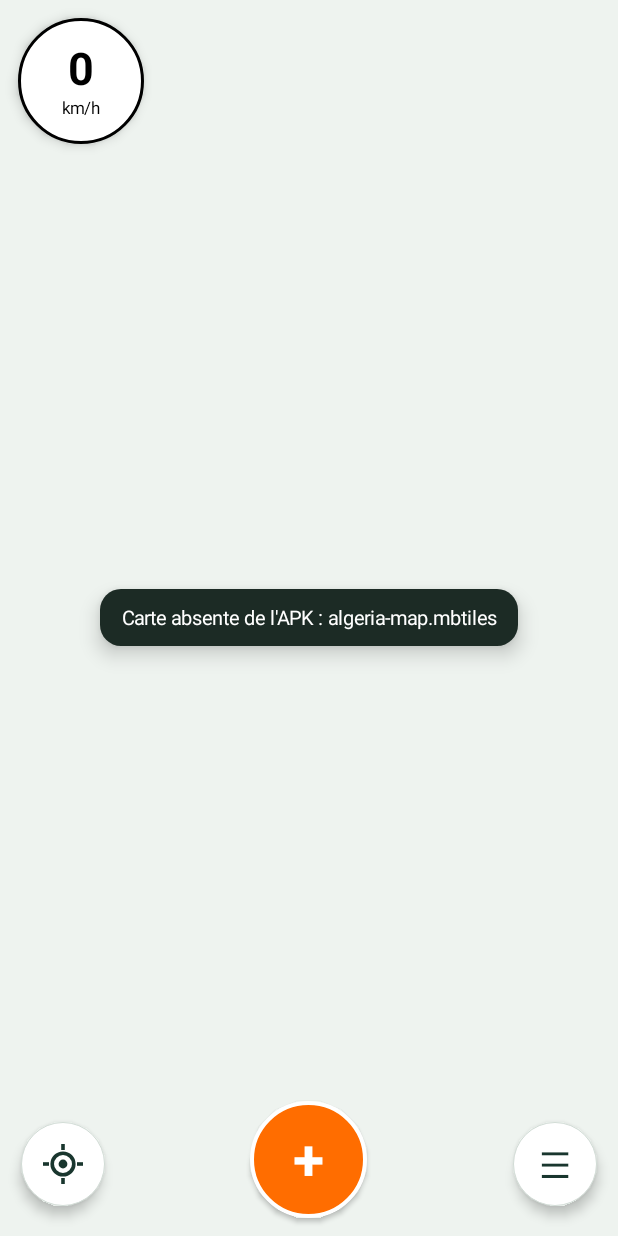
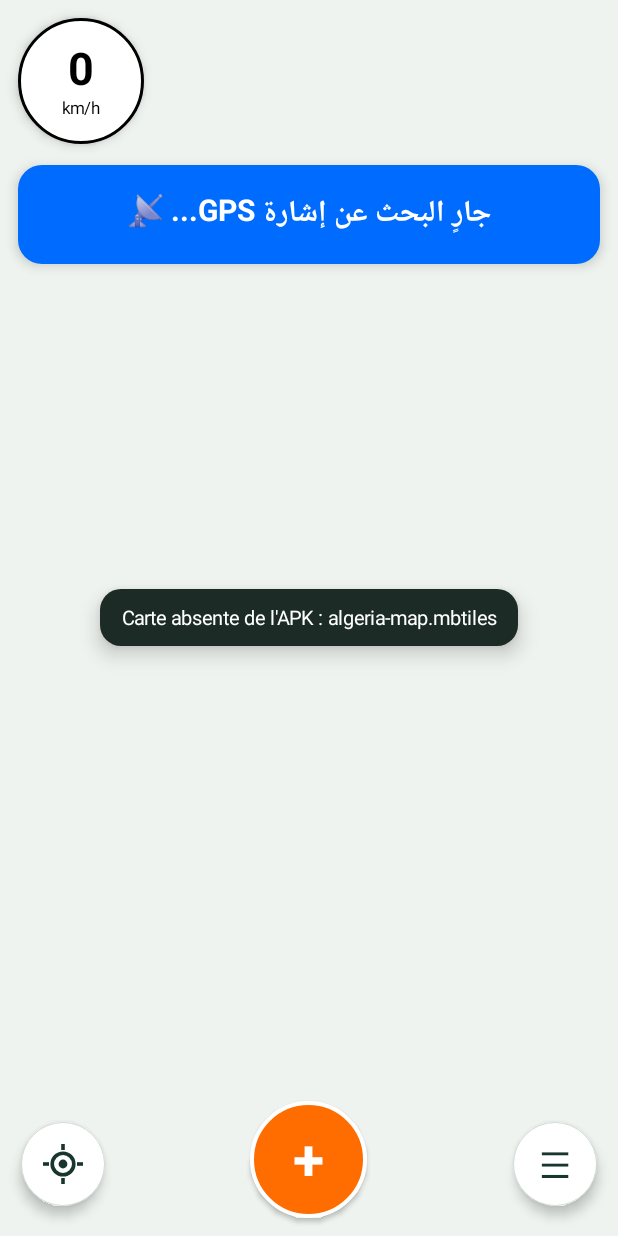
Before and after one commit to SamEntertainmentGroup/tariki, an Android app: the screen it shows after launch (MainActivity), on a phone screen of 412 x 824 dp. Run offline under Robolectric (Android 15) with nearby library versions, the light colour scheme and no system bars; libraries missing offline, so code that uses them is left out: org.maplibre.android; network calls fail; 9 statements that could not run were skipped.

Commit message:
Add files via upload

```diff
--- a/android/app/build.gradle.kts
+++ b/android/app/build.gradle.kts
@@ -11,8 +11,8 @@ android {
         applicationId = "com.dztrafic.carte"
         minSdk = 24
         targetSdk = 34
-        versionCode = 5
-        versionName = "0.6"
+        versionCode = 6
+        versionName = "0.7"
         buildConfigField("String", "ALERTS_URL", "\"${providers.gradleProperty("alertsUrl").getOrElse("https://jarti.app/wp-admin/admin-ajax.php")}\"")
         ndk {
             abiFilters += listOf("arm64-v8a", "armeabi-v7a")
--- a/android/app/src/main/java/com/dztrafic/carte/AlertsApi.kt
+++ b/android/app/src/main/java/com/dztrafic/carte/AlertsApi.kt
@@ -30,6 +30,7 @@ class AlertsApi(private val endpoint: String) {
             "type" to report.type,
             "latitude" to report.latitude.toString(),
             "longitude" to report.longitude.toString(),
+            "comment" to report.comment.trim().take(140),
         )
         return toResult(request("POST", "", form))
     }
--- a/android/app/src/main/java/com/dztrafic/carte/AlertsRepository.kt
+++ b/android/app/src/main/java/com/dztrafic/carte/AlertsRepository.kt
@@ -56,13 +56,13 @@ object AlertsRepository {
         }
     }
 
-    fun submitReport(type: String, latitude: Double, longitude: Double) {
+    fun submitReport(type: String, latitude: Double, longitude: Double, comment: String = "") {
         val storage = store ?: return
         if (api == null) {
             TrackerHub.notifyMessage(TEXT_NOT_CONFIGURED)
             return
         }
-        storage.addPending(PendingReport(type, latitude, longitude, System.currentTimeMillis()))
+        storage.addPending(PendingReport(type, latitude, longitude, System.currentTimeMillis(), comment.trim().take(140)))
         TrackerHub.notifyMessage(TEXT_QUEUED)
         sync()
     }
--- a/android/app/src/main/java/com/dztrafic/carte/MainActivity.kt
+++ b/android/app/src/main/java/com/dztrafic/carte/MainActivity.kt
@@ -3,6 +3,7 @@ package com.dztrafic.carte
 import android.Manifest
 import android.app.Activity
 import android.app.AlertDialog
+import android.app.NotificationManager
 import android.content.Intent
 import android.content.pm.PackageManager
 import android.graphics.Bitmap
@@ -13,18 +14,23 @@ import android.graphics.RectF
 import android.graphics.drawable.GradientDrawable
 import android.location.Location
 import android.location.LocationManager
+import android.net.Uri
 import android.os.Build
 import android.os.Bundle
 import android.os.Handler
 import android.os.Looper
 import android.provider.Settings
+import android.text.InputFilter
+import android.text.InputType
 import android.view.Gravity
 import android.view.View
 import android.view.ViewGroup
 import android.view.WindowManager
 import android.widget.Button
+import android.widget.EditText
 import android.widget.FrameLayout
 import android.widget.ImageView
+import android.widget.ScrollView
 import android.widget.LinearLayout
 import android.widget.TextView
 import android.widget.Toast
@@ -69,6 +75,10 @@ private const val COPY_BUFFER_BYTES = 1 shl 16
 private const val MAX_GPS_AGE_MS = 300_000L
 private const val VOYANT_MS = 5_000L
 private const val CONFIRM_MS = 10_000L
+private const val POPUP_AUTO_CLOSE_MS = 30_000L
+private const val STATUS_TICK_MS = 2_000L
+private const val SEARCH_STALE_MS = 20_000L
+private const val COMMENT_MAX_LENGTH = 140
 private const val ALERT_ICON_DP = 48
 private const val TAP_RADIUS_DP = 30
 private const val ORANGE = 0xFFFF6D00.toInt()
@@ -78,8 +88,11 @@ private enum class LabelLanguage(val buttonText: String, val expression: String)
     FRENCH("FR", """["coalesce",["get","name_fr"],["get","name"],["get","name_ar"]]"""),
 }
 
+private enum class SystemState { OK, NO_GPS, NO_NOTIFICATIONS, SEARCHING }
+
 private class AlertGroup(val latitude: Double, val longitude: Double) {
     val counts = LinkedHashMap<String, Int>()
+    val comments = LinkedHashSet<String>()
     var total = 0
 
     fun add(alert: Alert) {
@@ -87,6 +100,7 @@ private class AlertGroup(val latitude: Double, val longitude: Double) {
         val weight = alert.confirmations.coerceAtLeast(1)
         counts[type] = (counts[type] ?: 0) + weight
         total += weight
+        alert.comments.forEach { if (it.isNotBlank() && comments.size < 5) comments.add(it) }
     }
 }
 
@@ -110,10 +124,19 @@ class MainActivity : Activity() {
     private var followLocation = true
     private var positioned = false
     private var mapBearing = 0.0
+    private var systemState = SystemState.OK
+    private var askedLocation = false
+    private var askedNotifications = false
 
     private val hideVoyant = Runnable { voyant.visibility = View.GONE }
     private val hideConfirmation = Runnable { closeConfirmation() }
     private val recenter = Runnable { resumeFollowing() }
+    private val statusTick = object : Runnable {
+        override fun run() {
+            refreshGpsBanner()
+            handler.postDelayed(this, STATUS_TICK_MS)
+        }
+    }
 
     private val tracker = object : TrackerListener {
         override fun onLocation(location: Location) = showLocation(location)
@@ -125,7 +148,7 @@ class MainActivity : Activity() {
         override fun onConfirmationRequest(alert: Alert) = showConfirmation(alert)
 
         override fun onGpsState(enabled: Boolean) {
-            gpsBanner.visibility = if (enabled && hasFineLocation()) View.GONE else View.VISIBLE
+            refreshGpsBanner()
         }
 
         override fun onMessage(text: String) {
@@ -173,13 +196,82 @@ class MainActivity : Activity() {
             .isProviderEnabled(LocationManager.GPS_PROVIDER)
     }.getOrDefault(false)
 
-    private fun gpsBannerText(): String =
-        if (language == LabelLanguage.ARABIC) "فعّل نظام تحديد الموقع (GPS) 📡" else "📡 Activez la localisation (GPS)"
+    private fun notificationsEnabled(): Boolean = runCatching {
+        (getSystemService(NOTIFICATION_SERVICE) as NotificationManager).areNotificationsEnabled()
+    }.getOrDefault(true)
 
+    private fun hasFreshFix(): Boolean {
+        val location = TrackerHub.lastLocation ?: return false
+        return System.currentTimeMillis() - location.time <= SEARCH_STALE_MS
+    }
+
+    /** Message d'état en haut : rouge si le GPS ou les notifications manquent (obligatoires), bleu pendant la recherche du signal. */
     private fun refreshGpsBanner() {
         if (!::gpsBanner.isInitialized) return
-        val ready = isDeviceGpsEnabled() && hasFineLocation()
-        gpsBanner.visibility = if (ready) View.GONE else View.VISIBLE
+        val arabic = language == LabelLanguage.ARABIC
+        systemState = when {
+            !hasFineLocation() || !isDeviceGpsEnabled() -> SystemState.NO_GPS
+            !notificationsEnabled() -> SystemState.NO_NOTIFICATIONS
+            !hasFreshFix() -> SystemState.SEARCHING
+            else -> SystemState.OK
+        }
+        val red = Color.rgb(183, 43, 39)
+        val blue = Color.rgb(0, 108, 255)
+        val (text, color) = when (systemState) {
+            SystemState.NO_GPS -> Pair(
+                if (arabic) "فعّل نظام تحديد الموقع (GPS) 📡" else "📡 Activez la localisation (GPS)", red,
+            )
+            SystemState.NO_NOTIFICATIONS -> Pair(
+                if (arabic) "فعّل الإشعارات 🔔" else "🔔 Activez les notifications", red,
+            )
+            SystemState.SEARCHING -> Pair(
+                if (arabic) "جارٍ البحث عن إشارة GPS... 📡" else "📡 Recherche du signal GPS…", blue,
+            )
+            SystemState.OK -> {
+                gpsBanner.visibility = View.GONE
+                return
+            }
+        }
+        gpsBanner.text = text
+        gpsBanner.background = rounded(color, 16)
+        gpsBanner.visibility = View.VISIBLE
+    }
+
+    private fun openAppSettings() {
+        startActivity(Intent(Settings.ACTION_APPLICATION_DETAILS_SETTINGS, Uri.parse("package:$packageName")))
+    }
+
+    private fun fixNotifications() {
+        val needsRuntime = Build.VERSION.SDK_INT >= Build.VERSION_CODES.TIRAMISU &&
+            checkSelfPermission(Manifest.permission.POST_NOTIFICATIONS) != PackageManager.PERMISSION_GRANTED
+        if (needsRuntime && (!askedNotifications ||
+                shouldShowRequestPermissionRationale(Manifest.permission.POST_NOTIFICATIONS))
+        ) {
+            askedNotifications = true
+            requestPermissions(arrayOf(Manifest.permission.POST_NOTIFICATIONS), PERMISSION_REQUEST)
+        } else if (Build.VERSION.SDK_INT >= Build.VERSION_CODES.O) {
+            startActivity(
+                Intent(Settings.ACTION_APP_NOTIFICATION_SETTINGS).putExtra(Settings.EXTRA_APP_PACKAGE, packageName),
+            )
+        } else {
+            openAppSettings()
+        }
+    }
+
+    private fun handleStatusTap() {
+        when (systemState) {
+            SystemState.NO_GPS -> {
+                if (hasFineLocation()) {
+                    startActivity(Intent(Settings.ACTION_LOCATION_SOURCE_SETTINGS))
+                } else if (!askedLocation || shouldShowRequestPermissionRationale(Manifest.permission.ACCESS_FINE_LOCATION)) {
+                    requestPermissionsIfNeeded()
+                } else {
+                    openAppSettings()
+                }
+            }
+            SystemState.NO_NOTIFICATIONS -> fixNotifications()
+            else -> Unit
+        }
     }
 
     private fun buildLayout(): View {
@@ -236,27 +328,19 @@ class MainActivity : Activity() {
             .apply { setMargins(0, dp(12), dp(12), 0) })
 
         gpsBanner = TextView(this).apply {
-            text = gpsBannerText()
-            textSize = 18f
+            textSize = 20f
             typeface = android.graphics.Typeface.DEFAULT_BOLD
             setTextColor(Color.WHITE)
-            background = rounded(Color.rgb(183, 43, 39), 14)
-            setPadding(dp(16), dp(12), dp(16), dp(12))
-            maxWidth = resources.displayMetrics.widthPixels - dp(12 + 84 + 10 + 12)
+            gravity = Gravity.CENTER
+            setPadding(dp(18), dp(16), dp(18), dp(16))
             elevation = dp(5).toFloat()
             visibility = View.GONE
-            setOnClickListener {
-                if (!hasFineLocation()) {
-                    requestPermissionsIfNeeded()
-                } else {
-                    startActivity(Intent(Settings.ACTION_LOCATION_SOURCE_SETTINGS))
-                }
-            }
+            setOnClickListener { handleStatusTap() }
         }
         root.addView(gpsBanner, FrameLayout.LayoutParams(
-            FrameLayout.LayoutParams.WRAP_CONTENT, FrameLayout.LayoutParams.WRAP_CONTENT,
-            Gravity.TOP or Gravity.END,
-        ).apply { setMargins(0, dp(12), dp(12), 0) })
+            FrameLayout.LayoutParams.MATCH_PARENT, FrameLayout.LayoutParams.WRAP_CONTENT,
+            Gravity.TOP or Gravity.CENTER_HORIZONTAL,
+        ).apply { setMargins(dp(12), dp(110), dp(12), 0) })
 
         status = TextView(this).apply {
             setTextColor(Color.WHITE)
@@ -302,8 +386,8 @@ class MainActivity : Activity() {
         languageButton = smallButton(language.buttonText) {
             language = if (language == LabelLanguage.ARABIC) LabelLanguage.FRENCH else LabelLanguage.ARABIC
             languageButton.text = language.buttonText
-            gpsBanner.text = gpsBannerText()
-            confirmTitle.text = if (language == LabelLanguage.ARABIC) "هل التبليغ صحيح؟" else "Le danger est-il toujours présent ?"
+            refreshGpsBanner()
+            confirmTitle.text = if (language == LabelLanguage.ARABIC) "هل التبليغ صحيح؟" else "Ce signalement est-il exact ?"
             // Update label expressions in-place: changing language must not reload the map
             // or move the camera away from the driver's current position.
             updatePlaceLabels()
@@ -358,49 +442,41 @@ class MainActivity : Activity() {
         return root
     }
 
+    private fun answerButton(label: String, color: Int, onClick: () -> Unit) = TextView(this).apply {
+        text = label
+        textSize = 21f
+        typeface = android.graphics.Typeface.DEFAULT_BOLD
+        setTextColor(Color.WHITE)
+        gravity = Gravity.CENTER
+        background = rounded(color, 16)
+        isClickable = true
+        setOnClickListener { onClick() }
+    }
+
     private fun buildConfirmBox(): LinearLayout {
         confirmTitle = TextView(this).apply {
-            text = if (language == LabelLanguage.ARABIC) "هل التبليغ صحيح؟" else "Le danger est-il toujours présent ?"
+            text = if (language == LabelLanguage.ARABIC) "هل التبليغ صحيح؟" else "Ce signalement est-il exact ?"
             textSize = 21f
             typeface = android.graphics.Typeface.DEFAULT_BOLD
             setTextColor(Color.rgb(24, 53, 42))
             gravity = Gravity.CENTER
+            setPadding(0, 0, 0, dp(4))
         }
-        val yes = Button(this).apply {
-            text = "👍 نعم"
-            setTextColor(Color.WHITE)
-            background = rounded(Color.rgb(22, 125, 79), 14)
-            textSize = 20f
-            isAllCaps = false
-            minWidth = 0
-            minHeight = 0
-            setPadding(dp(8), 0, dp(8), 0)
-            setOnClickListener {
-                pendingConfirmation?.let { AlertsRepository.confirm(it.id) }
-                closeConfirmation()
-            }
+        val yes = answerButton("👍 نعم", Color.rgb(22, 125, 79)) {
+            pendingConfirmation?.let { AlertsRepository.confirm(it.id) }
+            closeConfirmation()
         }
-        val no = Button(this).apply {
-            text = "👎 لا"
-            setTextColor(Color.WHITE)
-            background = rounded(Color.rgb(184, 52, 47), 14)
-            textSize = 20f
-            isAllCaps = false
-            minWidth = 0
-            minHeight = 0
-            setPadding(dp(8), 0, dp(8), 0)
-            setOnClickListener { closeConfirmation() }
-        }
+        val no = answerButton("👎 لا", Color.rgb(184, 52, 47)) { closeConfirmation() }
         val row = LinearLayout(this).apply {
             orientation = LinearLayout.HORIZONTAL
             gravity = Gravity.CENTER
-            addView(yes, LinearLayout.LayoutParams(0, dp(62), 1f).apply { setMargins(dp(6), dp(14), dp(6), 0) })
-            addView(no, LinearLayout.LayoutParams(0, dp(62), 1f).apply { setMargins(dp(6), dp(14), dp(6), 0) })
+            addView(yes, LinearLayout.LayoutParams(0, dp(68), 1f).apply { setMargins(dp(6), dp(22), dp(6), 0) })
+            addView(no, LinearLayout.LayoutParams(0, dp(68), 1f).apply { setMargins(dp(6), dp(22), dp(6), 0) })
         }
         return LinearLayout(this).apply {
             orientation = LinearLayout.VERTICAL
             background = rounded(Color.WHITE, 20, Color.rgb(226, 233, 228))
-            setPadding(dp(20), dp(18), dp(20), dp(18))
+            setPadding(dp(20), dp(22), dp(20), dp(28))
             elevation = dp(10).toFloat()
             visibility = View.GONE
             addView(confirmTitle)
@@ -483,11 +559,15 @@ class MainActivity : Activity() {
 
     private fun requestPermissionsIfNeeded() {
         val missing = mutableListOf<String>()
-        if (!hasFineLocation()) missing += Manifest.permission.ACCESS_FINE_LOCATION
+        if (!hasFineLocation()) {
+            missing += Manifest.permission.ACCESS_FINE_LOCATION
+            askedLocation = true
+        }
         if (Build.VERSION.SDK_INT >= Build.VERSION_CODES.TIRAMISU &&
             checkSelfPermission(Manifest.permission.POST_NOTIFICATIONS) != PackageManager.PERMISSION_GRANTED
         ) {
             missing += Manifest.permission.POST_NOTIFICATIONS
+            askedNotifications = true
         }
         if (missing.isEmpty()) onLocationReady() else requestPermissions(missing.toTypedArray(), PERMISSION_REQUEST)
     }
@@ -584,7 +664,7 @@ class MainActivity : Activity() {
         disk(center - dp(1) - whiteRing, ORANGE)
         disk(center - dp(1) - whiteRing - orangeRing, Color.WHITE)
         val glyph = Paint(Paint.ANTI_ALIAS_FLAG).apply {
-            textSize = size * 0.46f
+            textSize = size * 0.30f
             textAlign = Paint.Align.CENTER
         }
         canvas.drawText(emoji, center, center - (glyph.descent() + glyph.ascent()) / 2, glyph)
@@ -605,6 +685,7 @@ class MainActivity : Activity() {
             val properties = JSONObject()
                 .put("icon", if (group.counts.size == 1) group.counts.keys.first() else MIXED_ICON)
                 .put("total", group.total)
+                .put("comments", group.comments.joinToString("\n"))
             AlertTypes.all.forEach { properties.put(it, group.counts[it] ?: 0) }
             features.put(
                 JSONObject()
@@ -630,7 +711,8 @@ class MainActivity : Activity() {
         if (single != null) {
             val counts = AlertTypes.all.associateWith { single.getNumberProperty(it)?.toInt() ?: 0 }
             val total = single.getNumberProperty("total")?.toInt() ?: counts.values.sum()
-            showGroupPopup(total, counts)
+            val comments = single.getStringProperty("comments").orEmpty().split("\n").filter { it.isNotBlank() }
+            showGroupPopup(total, counts, comments)
             return true
         }
         // Un cluster : on zoome pour séparer les icônes.
@@ -641,7 +723,7 @@ class MainActivity : Activity() {
         return true
     }
 
-    private fun showGroupPopup(total: Int, counts: Map<String, Int>) {
+    private fun showGroupPopup(total: Int, counts: Map<String, Int>, comments: List<String>) {
         val arabic = language == LabelLanguage.ARABIC
         lateinit var dialog: AlertDialog
         val content = LinearLayout(this).apply {
@@ -668,6 +750,16 @@ class MainActivity : Activity() {
                 })
             }
         }
+        comments.take(5).forEach { comment ->
+            content.addView(TextView(this).apply {
+                text = "💬  $comment"
+                textSize = 15f
+                typeface = android.graphics.Typeface.create(android.graphics.Typeface.DEFAULT, android.graphics.Typeface.ITALIC)
+                setTextColor(Color.rgb(88, 102, 95))
+                gravity = Gravity.CENTER
+                setPadding(0, dp(12), 0, 0)
+            })
+        }
         val close = Button(this).apply {
             text = if (arabic) "إغلاق" else "Fermer"
             isAllCaps = false
@@ -679,10 +771,15 @@ class MainActivity : Activity() {
         content.addView(close, LinearLayout.LayoutParams(ViewGroup.LayoutParams.MATCH_PARENT, dp(50)).apply {
             topMargin = dp(20)
         })
-        dialog = AlertDialog.Builder(this).setView(content).create()
+        val scroll = ScrollView(this).apply { addView(content) }
+        dialog = AlertDialog.Builder(this).setView(scroll).create()
+        // Se ferme automatiquement après 30 secondes.
+        val autoClose = Runnable { if (dialog.isShowing) dialog.dismiss() }
+        dialog.setOnDismissListener { handler.removeCallbacks(autoClose) }
         dialog.setOnShowListener { dialog.window?.setBackgroundDrawableResource(android.R.color.transparent) }
         dialog.show()
         dialog.window?.setBackgroundDrawableResource(android.R.color.transparent)
+        handler.postDelayed(autoClose, POPUP_AUTO_CLOSE_MS)
     }
 
     private fun enableLocation(style: Style) {
@@ -705,6 +802,7 @@ class MainActivity : Activity() {
             // Premier point GPS : on se place sur la position avec le zoom de conduite.
             if (followCamera(location, resetZoom = !positioned)) positioned = true
         }
+        refreshGpsBanner()
     }
 
     private fun showVoyant() {
@@ -843,10 +941,26 @@ class MainActivity : Activity() {
             textSize = 16f
             setTextColor(Color.rgb(60, 76, 68))
             gravity = Gravity.CENTER
-            setPadding(0, dp(20), 0, dp(24))
+            setPadding(0, dp(20), 0, dp(16))
+        }
+        val commentField = EditText(this).apply {
+            hint = if (arabic) "أضف وصفاً للخطر (اختياري)" else "Décrivez le danger (facultatif)"
+            textSize = 16f
+            setTextColor(Color.rgb(24, 53, 42))
+            setHintTextColor(Color.rgb(140, 152, 146))
+            inputType = InputType.TYPE_CLASS_TEXT or InputType.TYPE_TEXT_FLAG_MULTI_LINE or InputType.TYPE_TEXT_FLAG_CAP_SENTENCES
+            filters = arrayOf<InputFilter>(InputFilter.LengthFilter(COMMENT_MAX_LENGTH))
+            minLines = 2
+            maxLines = 4
+            gravity = Gravity.TOP or Gravity.START
+            background = rounded(Color.rgb(246, 248, 247), 14, Color.rgb(210, 220, 214))
+            setPadding(dp(14), dp(12), dp(14), dp(12))
         }
         content.addView(title)
         content.addView(message)
+        content.addView(commentField, LinearLayout.LayoutParams(ViewGroup.LayoutParams.MATCH_PARENT, ViewGroup.LayoutParams.WRAP_CONTENT).apply {
+            bottomMargin = dp(20)
+        })
         val actions = LinearLayout(this).apply {
             orientation = LinearLayout.HORIZONTAL
             gravity = Gravity.CENTER
@@ -868,13 +982,14 @@ class MainActivity : Activity() {
             background = rounded(ORANGE, 16)
             setOnClickListener {
                 dialog.dismiss()
-                AlertsRepository.submitReport(type, latitude, longitude)
+                AlertsRepository.submitReport(type, latitude, longitude, commentField.text.toString().trim())
             }
         }
         actions.addView(cancel, LinearLayout.LayoutParams(0, dp(54), 1f).apply { setMargins(0, 0, dp(8), 0) })
         actions.addView(send, LinearLayout.LayoutParams(0, dp(54), 1f).apply { setMargins(dp(8), 0, 0, 0) })
         content.addView(actions)
-        dialog = AlertDialog.Builder(this).setView(content).create()
+        dialog = AlertDialog.Builder(this).setView(ScrollView(this).apply { addView(content) }).create()
+        dialog.window?.setSoftInputMode(WindowManager.LayoutParams.SOFT_INPUT_ADJUST_RESIZE)
         dialog.setOnShowListener { dialog.window?.setBackgroundDrawableResource(android.R.color.transparent) }
         dialog.show()
         dialog.window?.setBackgroundDrawableResource(android.R.color.transparent)
@@ -894,13 +1009,15 @@ class MainActivity : Activity() {
     override fun onResume() {
         super.onResume()
         mapView.onResume()
-        refreshGpsBanner()
+        handler.removeCallbacks(statusTick)
+        handler.post(statusTick)
         if (isDeviceGpsEnabled() && hasFineLocation() && !TrackerHub.trackingActive) {
             TrackingService.start(this)
         }
     }
 
     override fun onPause() {
+        handler.removeCallbacks(statusTick)
         mapView.onPause()
         super.onPause()
     }
```
Also changed, not shown: android/app/src/main/java/com/dztrafic/carte/Alert.kt (+9 -0 lines).
